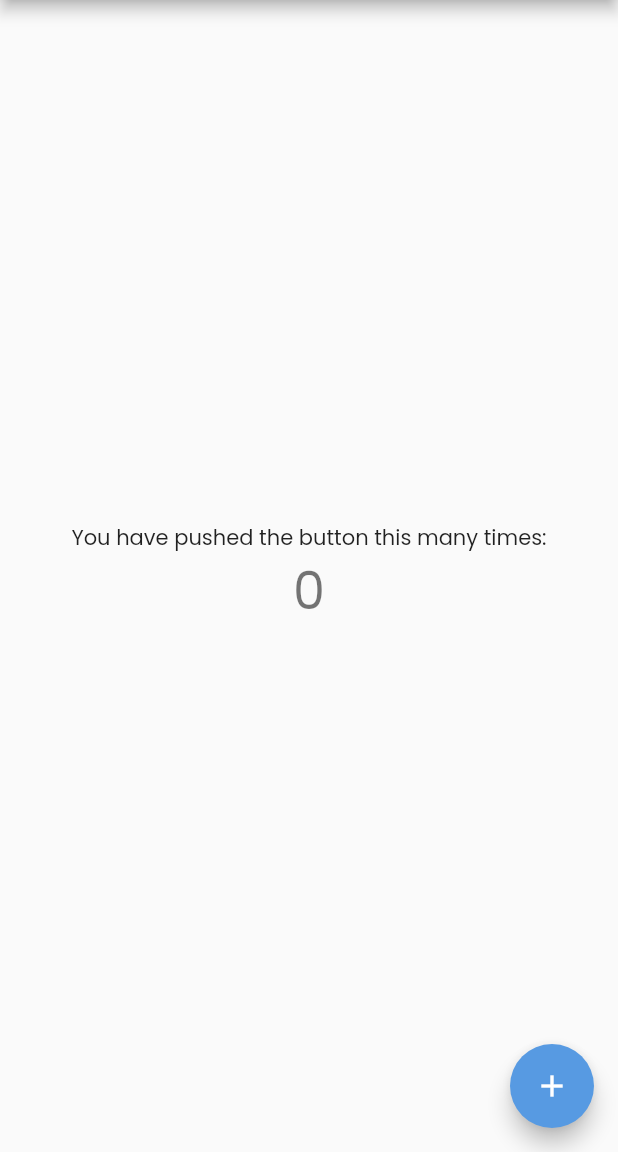
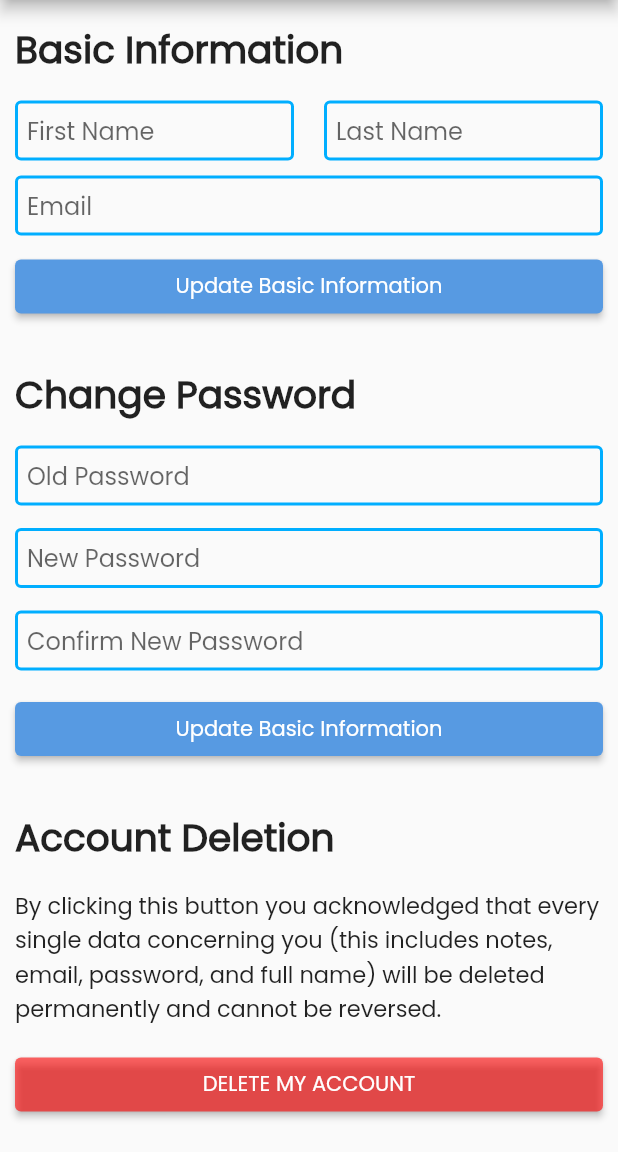
Before and after one commit to ArnNied/inotes-client, a Flutter app: the ProfilePage screen opened by its route, on a phone screen of 412 x 824 dp, the part 84-1236 px from its top. Run offline on Flutter 3.47's test engine with Material 2 defaults, Android fonts, the phone set to English and light mode, and no system bars; our stand-ins replace flutter_bloc.

Commit message:
Add 'My Account' (change pass, username & del account)

```diff
--- a/lib/main.dart
+++ b/lib/main.dart
@@ -7,7 +7,7 @@ import 'package:inotes/pages/note/create.dart';
 import 'package:inotes/pages/note/detail.dart';
 import 'package:inotes/pages/note/edit.dart';
 import 'package:inotes/pages/note/list.dart';
-import 'package:inotes/pages/profile.dart';
+import 'package:inotes/pages/account/profile.dart';
 
 import 'cubit/session_cubit.dart';
 
--- /dev/null
+++ b/lib/pages/account/profile.dart
@@ -0,0 +1,30 @@
+import 'package:flutter/material.dart';
+import 'package:inotes/components/common/appbar.dart';
+import 'package:inotes/pages/account/widget/change_username.dart';
+import 'package:inotes/pages/account/widget/change_password.dart';
+import 'package:inotes/pages/account/widget/delete_account.dart';
+
+class ProfilePage extends StatefulWidget {
+  const ProfilePage({super.key});
+
+  @override
+  State<ProfilePage> createState() => _ProfilePageState();
+}
+
+class _ProfilePageState extends State<ProfilePage> {
+  @override
+  Widget build(BuildContext context) {
+    return Scaffold(
+      appBar: const CustomAppBar(),
+      body: SingleChildScrollView(
+        child: Column(
+          children: [
+            const ChangeUsername(),
+            const ChangePassword(),
+            const DeleteAccount(),
+          ]
+        )
+      )
+    );
+  }
+}
--- /dev/null
+++ b/lib/pages/account/widget/change_password.dart
@@ -0,0 +1,114 @@
+import 'package:flutter/material.dart';
+import 'package:inotes/components/common/appbar.dart';
+
+class ChangePassword extends StatefulWidget {
+  const ChangePassword({super.key});
+
+  @override
+  State<ChangePassword> createState() => _ChangePasswordState();
+}
+
+class _ChangePasswordState extends State<ChangePassword> {
+
+  @override
+  Widget build(BuildContext context) {
+    return Container(
+        child: Column(
+          children: [
+            Container(
+              padding: EdgeInsets.only(top: 30, bottom: 15, left: 10),
+              child: Align(
+                alignment: Alignment.topLeft,
+                child: Text("Change Password",
+                  style: TextStyle(
+                    fontWeight: FontWeight.bold,
+                    fontSize: 25)),
+              ),
+            ),
+            Container(
+              width: null,
+              padding: EdgeInsets.only(right: 10, left: 10, bottom: 5),
+              child: TextFormField(
+                decoration: InputDecoration(
+                  isDense: true,
+                  contentPadding: EdgeInsets.all(8),
+                  hintText: "Old Password",
+                  border: OutlineInputBorder(
+                    borderSide: BorderSide(
+                      color: Color.fromARGB(255, 0, 174, 255),
+                      width: 2.0
+                      // height: 50,
+                      ),
+                  ),
+                  enabledBorder: OutlineInputBorder(
+                    borderSide: BorderSide(
+                      color: Color.fromARGB(255, 0, 174, 255),
+                      width: 2.0,
+                      ),
+                    ),
+                  ),
+              ),
+            ),
+            Container(
+              width: null,
+              padding: EdgeInsets.only(top: 10, right: 10, left: 10, bottom: 5),
+              child: TextFormField(
+                decoration: InputDecoration(
+                  isDense: true,
+                  contentPadding: EdgeInsets.all(8),
+                  hintText: "New Password",
+                  border: OutlineInputBorder(
+                    borderSide: BorderSide(
+                      color: Color.fromARGB(255, 0, 174, 255),
+                      width: 2.0
+                      // height: 50,
+                      ),
+                  ),
+                  enabledBorder: OutlineInputBorder(
+                    borderSide: BorderSide(
+                      color: Color.fromARGB(255, 0, 174, 255),
+                      width: 2.0,
+                      ),
+                    ),
+                  ),
+              ),
+            ),
+            Container(
+              width: null,
+              padding: EdgeInsets.only(top: 10, right: 10, left: 10, bottom: 5),
+              child: TextFormField(
+                decoration: InputDecoration(
+                  isDense: true,
+                  contentPadding: EdgeInsets.all(8),
+                  hintText: "Confirm New Password",
+                  border: OutlineInputBorder(
+                    borderSide: BorderSide(
+                      color: Color.fromARGB(255, 0, 174, 255),
+                      width: 2.0
+                      // height: 50,
+                      ),
+                  ),
+                  enabledBorder: OutlineInputBorder(
+                    borderSide: BorderSide(
+                      color: Color.fromARGB(255, 0, 174, 255),
+                      width: 2.0,
+                      ),
+                    ),
+                  ),
+              ),
+            ),
+            Container(
+              padding: EdgeInsets.only(top: 10, right: 10, left: 10),
+              child: SizedBox(
+                width: double.infinity,
+                child: ElevatedButton(
+                  onPressed: () {},
+                  child: Text("Update Basic Information"),
+                ),
+              )
+            ),
+          ],
+        ),
+    );
+  }
+}
--- /dev/null
+++ b/lib/pages/account/widget/change_username.dart
@@ -0,0 +1,127 @@
+import 'package:flutter/material.dart';
+import 'package:inotes/components/common/appbar.dart';
+
+class ChangeUsername extends StatefulWidget {
+  const ChangeUsername({super.key});
+
+  @override
+  State<ChangeUsername> createState() => _ChangeUsernameState();
+}
+
+class _ChangeUsernameState extends State<ChangeUsername> {
+
+  @override
+  Widget build(BuildContext context) {
+    return Container(
+        child: Column(
+          children: [
+            Container(
+              padding: EdgeInsets.only(top: 15, bottom: 15, left: 10),
+              child: Align(
+                alignment: Alignment.topLeft,
+                child: Text("Basic Information", style: TextStyle(fontWeight: FontWeight.bold, fontSize: 25)),
+              ),
+            ),
+            Container(
+              child: Row(
+                // mainAxisAlignment: MainAxisAlignment.spaceEvenly,
+                children: [
+                  Container(
+                    width: null,
+                      child: Expanded(
+                        child: Container(
+                          padding: EdgeInsets.only(right: 10, left: 10),
+                          child: TextFormField(
+                          decoration: InputDecoration(
+                            isDense: true,
+                            contentPadding: EdgeInsets.all(8),
+                            hintText: "First Name",
+                            border: OutlineInputBorder(
+                              borderSide: BorderSide(
+                                color: Color.fromARGB(255, 0, 174, 255),
+                                width: 2.0
+                                // height: 50,
+                                ),
+                            ),
+                            enabledBorder: OutlineInputBorder(
+                              borderSide: BorderSide(
+                                color: Color.fromARGB(255, 0, 174, 255),
+                                width: 2.0,
+                                ),
+                              ),
+                            ),
+                          ),
+                        ),
+                      ),
+                  ),
+                  Container(
+                    width: null,
+                      child: Expanded(
+                        child: Container(
+                          padding: EdgeInsets.only(right: 10, left: 10),
+                          child: TextFormField(
+                          decoration: InputDecoration(
+                            isDense: true,
+                            contentPadding: EdgeInsets.all(8),
+                            hintText: "Last Name",
+                            border: OutlineInputBorder(
+                              borderSide: BorderSide(
+                                color: Color.fromARGB(255, 0, 174, 255),
+                                width: 2.0
+                                // height: 50,
+                                ),
+                            ),
+                            enabledBorder: OutlineInputBorder(
+                              borderSide: BorderSide(
+                                color: Color.fromARGB(255, 0, 174, 255),
+                                width: 2.0,
+                                ),
+                              ),
+                            ),
+                          ),
+                        ),
+                      ),
+                  ),
+                ],
+            ),
+            ),
+            Container(
+              width: null,
+              padding: EdgeInsets.only(top: 10, right: 10, left: 10),
+              child: TextFormField(
+                decoration: InputDecoration(
+                  isDense: true,
+                  contentPadding: EdgeInsets.all(8),
+                  hintText: "Email",
+                  border: OutlineInputBorder(
+                    borderSide: BorderSide(
+                      color: Color.fromARGB(255, 0, 174, 255),
+                      width: 2.0
+                      // height: 50,
+                      ),
+                  ),
+                  enabledBorder: OutlineInputBorder(
+                    borderSide: BorderSide(
+                      color: Color.fromARGB(255, 0, 174, 255),
+                      width: 2.0,
+                      ),
+                    ),
+                  ),
+              ),
+            ),
+            Container(
+              padding: EdgeInsets.only(top: 10, right: 10, left: 10),
+              child: SizedBox(
+                width: double.infinity,
+                child: ElevatedButton(
+                  onPressed: () {},
+                  child: Text("Update Basic Information"),
+                ),
+              )
+            ),
+          ],
+        ),
+
+    );
+  }
+}
--- /dev/null
+++ b/lib/pages/account/widget/delete_account.dart
@@ -0,0 +1,104 @@
+import 'package:flutter/material.dart';
+import 'package:inotes/components/common/appbar.dart';
+// import 'package:inotes/pages/account/widget/warning_delete_account.dart';
+
+class DeleteAccount extends StatefulWidget {
+  const DeleteAccount({super.key});
+
+  @override
+  State<DeleteAccount> createState() => _DeleteAccountState();
+}
+
+class _DeleteAccountState extends State<DeleteAccount> {
+
+  @override
+  Widget build(BuildContext context) {
+    return Container(
+        child: Column(
+          children: [
+            Container(
+              padding: EdgeInsets.only(top: 30, bottom: 15, left: 10),
+              child: Align(
+                alignment: Alignment.topLeft,
+                child: Text("Account Deletion", style: TextStyle(fontWeight: FontWeight.bold, fontSize: 25)),
+              ),
+            ),
+            Container(
+              padding: EdgeInsets.only(left: 10, right: 10, bottom: 5),
+              child: Align(
+                alignment: Alignment.topLeft,
+                child: Text("By clicking this button you acknowledged that every single data concerning you (this includes notes, email, password, and full name) will be deleted permanently and cannot be reversed.", style: TextStyle(fontSize: 15)),
+              ),
+            ),
+            Container(
+              padding: EdgeInsets.only(top: 10, right: 10, left: 10),
+              child: SizedBox(
+                width: double.infinity,
+                child: ElevatedButton(
+                  onPressed: () => {
+                    warningDelete()},
+                  child: Text("DELETE MY ACCOUNT"),
+                  style: ElevatedButton.styleFrom(
+                    backgroundColor: Color.fromARGB(153, 255, 0, 0),
+                ),
+               ),
+             ),
+            ),
+          ],
+        ),
+    );
+  }
+
+  void warningDelete() {
+
+    // set up the AlertDialog
+    AlertDialog alert = AlertDialog(
+      title: Text("Are you Sure?", style: TextStyle(fontWeight: FontWeight.bold, fontSize: 25)),
+      content: Text("This is the final step of your account deletion. This action is permanent and irreversible."),
+      actions: [
+        Row(
+          mainAxisAlignment: MainAxisAlignment.center, //Center Row contents horizontally,
+          crossAxisAlignment: CrossAxisAlignment.center, //Center Row contents vertically,
+          children: <Widget>[
+            Expanded(
+              child: Container(
+                padding: EdgeInsets.only(left: 5, right: 5),
+                child: SizedBox(
+                  width: 150,
+                  child: ElevatedButton(
+                    child: Text("CANCEL", style: TextStyle(fontWeight: FontWeight.bold)),
+                    onPressed:  () {Navigator.pop(context);},
+                    style: ElevatedButton.styleFrom(
+                      backgroundColor: Color.fromARGB(153, 255, 0, 0),),
+
+                  ),
+                ),
+              ),
+            ),
+            Expanded(
+              child:Container(
+                padding: EdgeInsets.only(left: 5, right: 5),
+                child: SizedBox(
+                  width: 150,
+                  child: ElevatedButton(
+                    child: Text("CONFIRM", style: TextStyle(color: Color.fromARGB(255, 255, 0, 0), fontWeight: FontWeight.bold)),
+                    onPressed:  () {Navigator.pop(context);},
+                    style: ElevatedButton.styleFrom(
+                      backgroundColor: Color.fromARGB(255, 255, 255, 255),
+                      side: BorderSide(width: 2.0, color: Color.fromARGB(153, 255, 0, 0)),
+                      shadowColor: null,
+                    ),
+                  ),
+                ),
+              ),
+            ),
+          ],
+        ),
+      ],
+    );
+
+    // show the dialog
+    showDialog(context: context,builder: (BuildContext context) {return alert;},
+    );
+  }
+}
--- a/lib/pages/note/list.dart
+++ b/lib/pages/note/list.dart
@@ -6,6 +6,7 @@ import 'package:inotes/pages/auth/login.dart';
 import 'package:inotes/pages/note/detail.dart';
 import 'package:inotes/pages/note/create.dart';
 import 'package:inotes/model/note.dart';
+import 'package:inotes/pages/account/profile.dart';
 
 // import 'package:inotes/widgets/sidebar.dart';
 
@@ -144,9 +145,9 @@ class _NoteListPageState extends State<NoteListPage> {
           ),
           ListTile(
             trailing: const Icon(Icons.settings), //Ini Icon
-            title: const Text("Settings"),
+            title: const Text("My Account"),
             onTap: () {
-              // Navigator.pop(context);
+              Navigator.push(context, MaterialPageRoute(builder: (context) => const ProfilePage()));
             },
           ),
           ListTile(
--- a/lib/pages/profile.dart
+++ /dev/null
@@ -1,45 +0,0 @@
-import 'package:flutter/material.dart';
-import 'package:inotes/components/common/appbar.dart';
-
-class ProfilePage extends StatefulWidget {
-  const ProfilePage({super.key});
-
-  @override
-  State<ProfilePage> createState() => _ProfilePageState();
-}
-
-class _ProfilePageState extends State<ProfilePage> {
-  int _counter = 0;
-
-  void _incrementCounter() {
-    setState(() {
-      _counter++;
-    });
-  }
-
-  @override
-  Widget build(BuildContext context) {
-    return Scaffold(
-      appBar: const CustomAppBar(),
-      body: Center(
-        child: Column(
-          mainAxisAlignment: MainAxisAlignment.center,
-          children: <Widget>[
-            const Text(
-              'You have pushed the button this many times:',
-            ),
-            Text(
-              '$_counter',
-              style: Theme.of(context).textTheme.headline4,
-            ),
-          ],
-        ),
-      ),
-      floatingActionButton: FloatingActionButton(
-        onPressed: _incrementCounter,
-        tooltip: 'Increment',
-        child: const Icon(Icons.add),
-      ),
-    );
-  }
-}
--- a/lib/widgets/sidebar.dart
+++ /dev/null
@@ -1,37 +0,0 @@
-import 'package:flutter/material.dart';
-
-class NavBar extends StatelessWidget {
-  @override
-  Widget build(BuildContext context) {
-    return Drawer(
-      child: ListView(
-        children: [
-          UserAccountsDrawerHeader(
-            accountName: Text('Oflutter.com'),
-            accountEmail: Text('example@gmail.com'),
-            currentAccountPicture: CircleAvatar(
-              child: ClipOval(
-                child: Image.network(
-                  'https://oflutter.com/wp-content/uploads/2021/02/girl-profile.png',
-                  fit: BoxFit.cover,
-                  width: 90,
-                  height: 90,
-                ),
-              ),
-            ),
-            decoration: BoxDecoration(
-              color: Colors.blue,
-              image: DecorationImage(
-                  fit: BoxFit.fill,
-                  image: NetworkImage(
-                      'https://oflutter.com/wp-content/uploads/2021/02/profile-bg3.jpg')),
-            ),
-          ),
-          ListTile(title: const Text('Home'), onTap: () {}),
-          ListTile(title: const Text('Settings'), onTap: () {}),
-          ListTile(title: const Text('Logout'), onTap: () {}),
-        ],
-      ),
-    );
-  }
-}
```
Also changed, not shown: lib/pages/auth/login.dart (+0 -20 lines).
